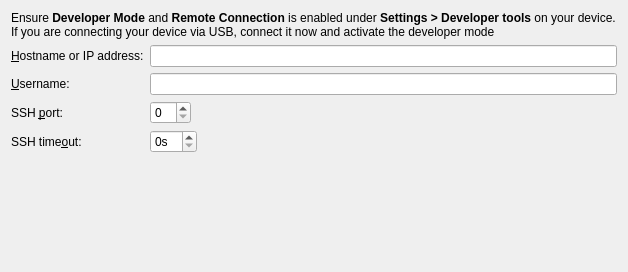
Above: src/plugins/mer/merhardwaredevicewizardselectionpage.ui from sailfishos/sailfish-qtcreator before the change. Below: the same form after it.
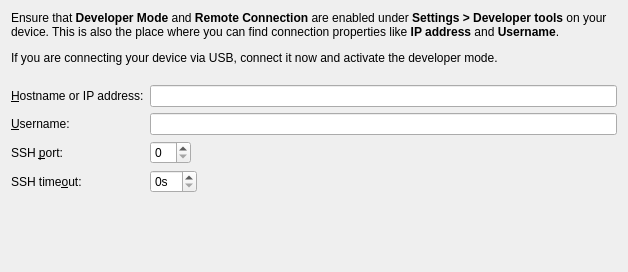
That is the form after the change.

Commit message: Mer: Tell the user where to find SSH connection data

```diff
--- a/src/plugins/mer/merhardwaredevicewizardselectionpage.ui
+++ b/src/plugins/mer/merhardwaredevicewizardselectionpage.ui
@@ -23,7 +23,7 @@
    <item>
     <widget class="QLabel" name="label_2">
      <property name="text">
-      <string>&lt;html&gt;&lt;head/&gt;&lt;body&gt;&lt;p&gt;Ensure &lt;span style=&quot; font-weight:600;&quot;&gt;Developer Mode&lt;/span&gt; and &lt;span style=&quot; font-weight:600;&quot;&gt;Remote Connection&lt;/span&gt; is enabled under &lt;span style=&quot; font-weight:600;&quot;&gt;Settings &amp;gt; Developer tools&lt;/span&gt; on your device.&lt;br/&gt;If you are connecting your device via USB, connect it now and activate the developer mode&lt;/p&gt;&lt;/body&gt;&lt;/html&gt;</string>
+      <string>&lt;html&gt;&lt;head/&gt;&lt;body&gt;&lt;p&gt;Ensure that &lt;span style=&quot; font-weight:600;&quot;&gt;Developer Mode&lt;/span&gt; and &lt;span style=&quot; font-weight:600;&quot;&gt;Remote Connection&lt;/span&gt; are enabled under &lt;span style=&quot; font-weight:600;&quot;&gt;Settings &amp;gt; Developer tools&lt;/span&gt; on your device. This is also the place where you can find connection properties like &lt;span style=&quot; font-weight:600;&quot;&gt;IP address&lt;/span&gt; and &lt;span style=&quot; font-weight:600;&quot;&gt;Username&lt;/span&gt;.&lt;/p&gt;&lt;p&gt;If you are connecting your device via USB, connect it now and activate the developer mode.&lt;br/&gt;&lt;/p&gt;&lt;/body&gt;&lt;/html&gt;</string>
      </property>
      <property name="wordWrap">
       <bool>true</bool>
```
